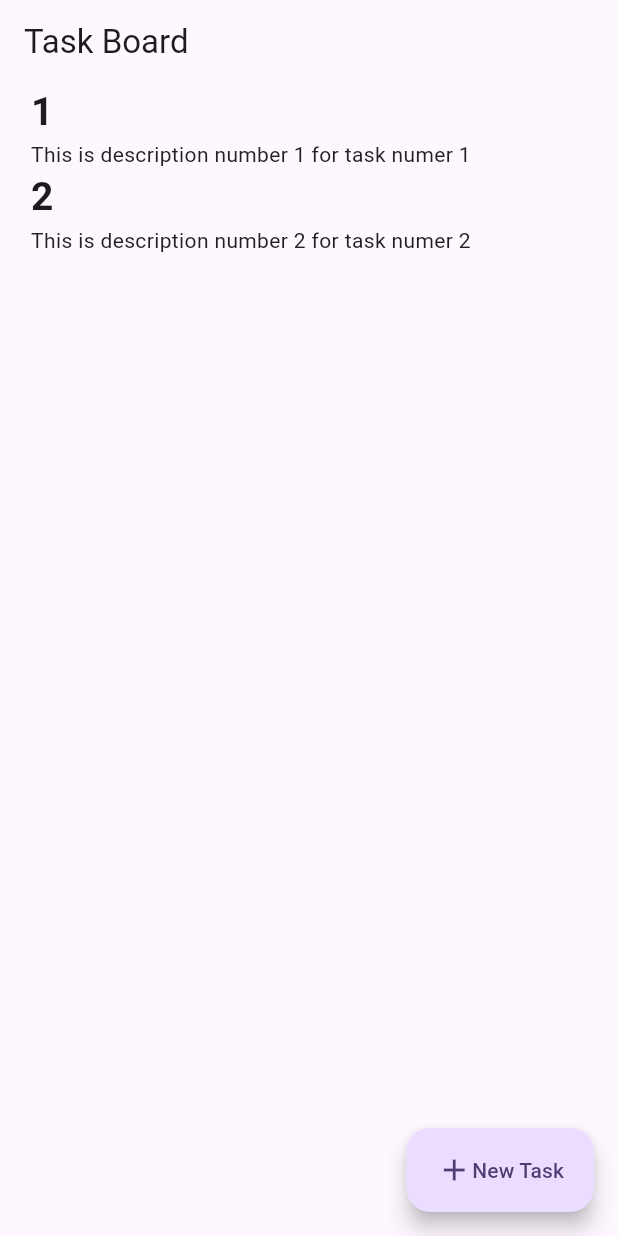
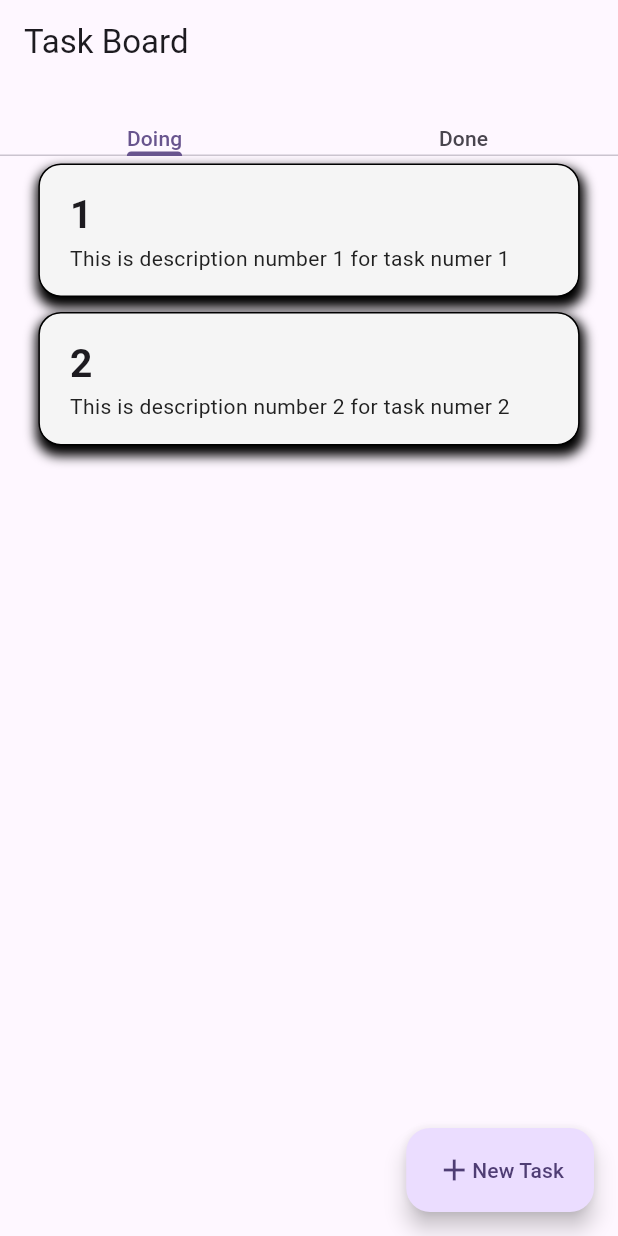
Before and after one commit to jaclynWirth24/Language-Project, a Flutter app: the screen it shows after launch, on a phone screen of 412 x 824 dp. Run offline on Flutter 3.47's test engine with Material 3 defaults, Android fonts, the phone set to English and light mode, and no system bars.

Commit message:
added tabs

```diff
--- a/to_do_list/lib/home.dart
+++ b/to_do_list/lib/home.dart
@@ -43,19 +43,33 @@ class _TaskBoardState extends State<TaskBoard>
         description: "This is description number $i for task numer $i",
       ));
     }
-    return Scaffold(
+    return DefaultTabController(
+      length: 3,
+      child: Scaffold(
         floatingActionButton: const NewTaskButton(),
         appBar: AppBar(
           // automaticallyImplyLeading: false,
           title: const Text('Task Board'),
+          bottom: const TabBar(
+            tabs: [
+              Text("Doing"),
+              Text("Done"),
+            ],
           ),
-      body: TaskList(tasks),
+        ),
+        body: TabBarView(
+          children: [
+            TaskList(tasks),
+            TaskList(tasks),
+          ],
+        ),
+      ),
     );
   }
 }
 
 class TaskList extends StatefulWidget {
-  const TaskList(this.tasks, {Key? key}) : super(key: key);
+  TaskList(this.tasks, {Key? key}) : super(key: key);
   final List<Task> tasks;
   @override
   State<TaskList> createState() => _TaskListState();
@@ -68,7 +82,7 @@ class _TaskListState extends State<TaskList>
   @override
   Widget build(BuildContext context) {
     super.build(context);
-    updateTasks();
+    // updateTasks();
     return ListView.builder(
       itemBuilder: (context, i) {
         return _tasks[i];
@@ -77,23 +91,12 @@ class _TaskListState extends State<TaskList>
     );
   }
 
-  void updateTasks() {
-    int start = _tasks.length;
+  @override
+  void initState() {
+    super.initState();
     List<Task> rawTasks = widget.tasks;
-
-    //adds tasks to list if any were added
-    for (int i = start; i < rawTasks.length; i++) {
+    for (int i = 0; i < rawTasks.length; i++) {
       _tasks.add(TaskCard(rawTasks[i]));
-    }
-
-    //Removes tasks if any were removed
-    if (start > rawTasks.length) {
-      for (int i = 0; i < _tasks.length; i++) {
-        TaskCard indexTaskCard = _tasks[i] as TaskCard;
-        if (!rawTasks.contains(indexTaskCard.task)) {
-          _tasks.remove(indexTaskCard);
-        }
-      }
     }
   }
 
@@ -124,12 +127,14 @@ class _TaskCardState extends State<TaskCard> {
   Widget build(BuildContext context) {
     return FractionallySizedBox(
       widthFactor: .90,
+      child: TaskCardContainer(
         child: Column(
           crossAxisAlignment: CrossAxisAlignment.start,
           children: [
             TaskTitle(widget.task.title),
             TaskDescription(widget.task.description ?? "")
           ],
+        ),
       ),
     );
   }
--- a/to_do_list/lib/theme.dart
+++ b/to_do_list/lib/theme.dart
@@ -15,7 +15,6 @@ class LifeListTheme with ChangeNotifier {
           ),
         ),
       ),
-
       floatingActionButtonTheme: FloatingActionButtonThemeData(
         splashColor: Colors.purple.shade400,
         backgroundColor: themePurple,
```
Lines whose indentation alone changed are shown as unchanged.
